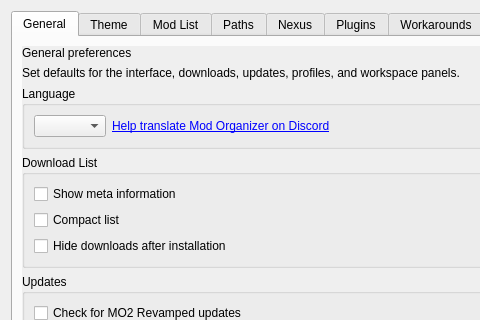
ArialSenki/MO2-Revamped, file source/modorganizer/src/settingsdialog.ui: the form before one commit; both pictures show x 0 to 480 and y 0 to 320 of the 1000 by 740 pixel window.
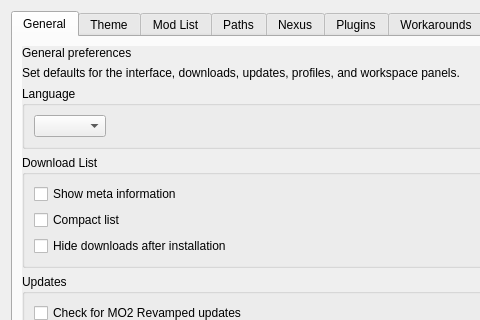
The form after the commit. Custom widgets are drawn as their Qt base class.

Commit message:
Settings: Nexus in one column, no dead space in Plugins, rounded hover
Nexus's switches end where the other pages' do. Plugins' details are as tall as their text.
The translations link is gone from General. The hover of rows and choices is rounded, as in
Windows 11.

Patch:
```diff
--- a/source/modorganizer/src/settingsdialog.ui
+++ b/source/modorganizer/src/settingsdialog.ui
@@ -108,19 +108,6 @@
                 </property>
                </spacer>
               </item>
-              <item row="0" column="1">
-               <widget class="LinkLabel" name="label_33">
-                <property name="toolTip">
-                 <string notr="true">https://discord.gg/ewUVAqyrQX</string>
-                </property>
-                <property name="text">
-                 <string>&lt;a href=&quot;https://discord.gg/ewUVAqyrQX&quot;&gt;Help translate Mod Organizer on Discord&lt;/a&gt;</string>
-                </property>
-                <property name="openExternalLinks">
-                 <bool>true</bool>
-                </property>
-               </widget>
-              </item>
               <item row="0" column="0">
                <widget class="QComboBox" name="languageBox">
                 <property name="toolTip">
```
The commit also changes 6 other files.
